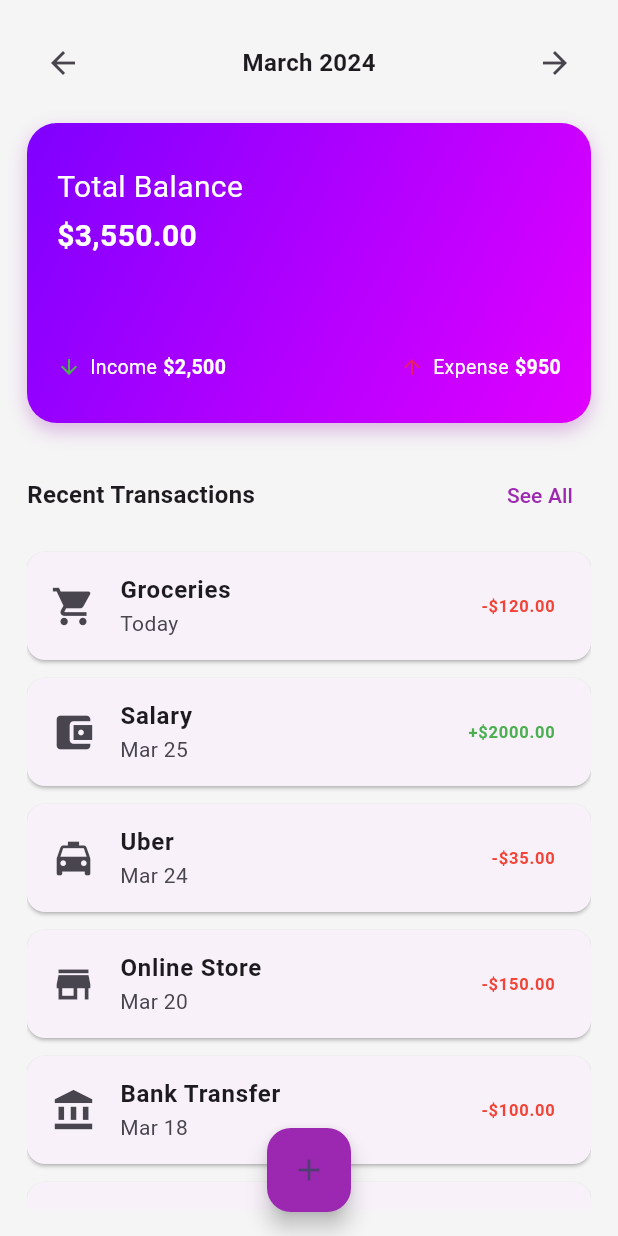
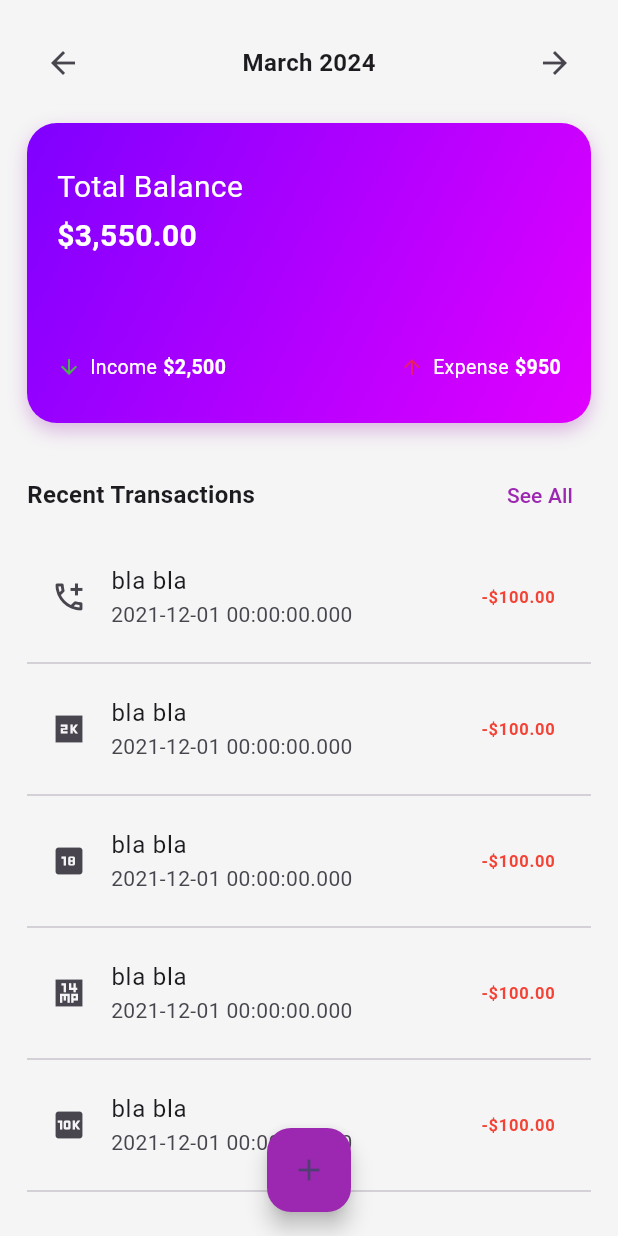
Before and after one commit to Methminpulsara/money-managment, a Flutter app: the DashboardScreen screen opened directly, on a phone screen of 412 x 824 dp. Run offline on Flutter 3.47's test engine with Material 3 defaults, Android fonts, the phone set to English and light mode, and no system bars.

Commit message:
add routings on screens

```diff
--- /dev/null
+++ b/lib/data/model/transaction_model.dart
@@ -0,0 +1,17 @@
+import 'package:flutter/cupertino.dart';
+
+class TransactionModel {
+  final IconData iconName;
+  final String title;
+  final DateTime date;
+  final double amount;
+  final bool isExpense;
+
+  TransactionModel({
+    required this.iconName,
+    required this.title,
+    required this.date,
+    required this.amount,
+    required this.isExpense,
+  });
+}
--- a/lib/screens/dashboard_screen.dart
+++ b/lib/screens/dashboard_screen.dart
@@ -1,12 +1,55 @@
-
 import 'package:flutter/material.dart';
+import 'package:untitled/data/model/transaction_model.dart';
+import 'package:untitled/widgets/transaction_widget.dart';
 
 class DashboardScreen extends StatefulWidget {
   const DashboardScreen({super.key});
 
-@override
-State<DashboardScreen> createState() => _DashboardScreenState();
+  @override
+  State<DashboardScreen> createState() => _DashboardScreenState();
 }
+
+final List<TransactionModel> trans = [
+  TransactionModel(
+    iconName: Icons.add_ic_call_outlined,
+    title: "bla bla",
+    date: DateTime.parse("2021-12-01"),
+    amount: 100.00,
+    isExpense: true,
+  ),
+  TransactionModel(
+    iconName: Icons.two_k_sharp,
+    title: "bla bla",
+    date: DateTime.parse("2021-12-01"),
+    amount: 100.00,
+    isExpense: true,
+  ),TransactionModel(
+    iconName: Icons.eighteen_up_rating,
+    title: "bla bla",
+    date: DateTime.parse("2021-12-01"),
+    amount: 100.00,
+    isExpense: true,
+  ),TransactionModel(
+    iconName: Icons.fourteen_mp_sharp,
+    title: "bla bla",
+    date: DateTime.parse("2021-12-01"),
+    amount: 100.00,
+    isExpense: true,
+  ),
+  TransactionModel(
+    iconName: Icons.ten_k,
+    title: "bla bla",
+    date: DateTime.parse("2021-12-01"),
+    amount: 100.00,
+    isExpense: true,
+  ),TransactionModel(
+    iconName: Icons.twenty_mp_rounded,
+    title: "bla bla",
+    date: DateTime.parse("2021-12-01"),
+    amount: 100.00,
+    isExpense: true,
+  ),
+];
 
 
 class _DashboardScreenState extends State<DashboardScreen> {
@@ -145,7 +188,10 @@ class _DashboardScreenState extends State<DashboardScreen> {
                         fontSize: 16, fontWeight: FontWeight.bold),
                   ),
                   TextButton(
-                    onPressed: () {},
+                    onPressed: () {
+                      // Added routing here
+                      Navigator.pushNamed(context, '/profile');
+                    },
                     child: const Text(
                       'See All',
                       style: TextStyle(color: Colors.purple),
@@ -158,54 +204,17 @@ class _DashboardScreenState extends State<DashboardScreen> {
 
               // Transactions List ->
               Expanded(
-                 child: ListView(  //-> can scroll now -> using ListView
-                  children: [
-                    transactionItem(
-                        icon: Icons.shopping_cart,
-                        title: 'Groceries',
-                        date: 'Today',
-                        amount: -120),
-                    transactionItem(
-                        icon: Icons.account_balance_wallet,
-                        title: 'Salary',
-                        date: 'Mar 25',
-                        amount: 2000),
-                    transactionItem(
-                        icon: Icons.local_taxi,
-                        title: 'Uber',
-                        date: 'Mar 24',
-                        amount: -35),
-                    transactionItem(
-                        icon: Icons.store,
-                        title: 'Online Store',
-                        date: 'Mar 20',
-                        amount: -150),
-                    transactionItem(
-                        icon: Icons.account_balance,
-                        title: 'Bank Transfer',
-                        date: 'Mar 18',
-                        amount: -100),
-                    transactionItem(
-                        icon: Icons.account_balance_wallet,
-                        title: 'Salary',
-                        date: 'Mar 25',
-                        amount: 2000),
-                    transactionItem(
-                        icon: Icons.store,
-                        title: 'Online Store',
-                        date: 'Mar 20',
-                        amount: -150),
-                    transactionItem(
-                        icon: Icons.account_balance,
-                        title: 'Bank Transfer',
-                        date: 'Mar 18',
-                        amount: -100),
-                    transactionItem(
-                        icon: Icons.account_balance_wallet,
-                        title: 'Salary',
-                        date: 'Mar 25',
-                        amount: 2000),
-                  ],
+                child: ListView.separated(  //-> can scroll now -> using ListView
+                    itemCount: trans.length,
+                    itemBuilder:(context,index) {
+                      return TransactionWidget(transacton: trans[index]);
+
+                    },
+                    separatorBuilder: (context,index) {
+                      return Divider(thickness: 1,);
+                    }
+
+
                 ),
               ),
             ],
@@ -214,31 +223,36 @@ class _DashboardScreenState extends State<DashboardScreen> {
       ),
       floatingActionButton: FloatingActionButton(
         backgroundColor: Colors.purple,
-        onPressed: () {},
+        onPressed: () {
+          // Added routing here
+          Navigator.pushNamed(context, '/add_transaction');
+        },
         child: const Icon(Icons.add),
       ),
       floatingActionButtonLocation: FloatingActionButtonLocation.centerFloat,
     );
+
+
   }
 
-  Widget transactionItem(
-      {required IconData icon,
-        required String title,
-        required String date,
-        required double amount}) {
-    return Card(
-      margin: const EdgeInsets.symmetric(vertical: 6),
-      child: ListTile(
-        leading: Icon(icon, size: 30),
-        title: Text(title, style: const TextStyle(fontWeight: FontWeight.bold)),
-        subtitle: Text(date),
-        trailing: Text(
-          '${amount >= 0 ? '+' : '-'}\$${amount.abs().toStringAsFixed(2)}',
-          style: TextStyle(
-              color: amount >= 0 ? Colors.green : Colors.red,
-              fontWeight: FontWeight.bold),
-        ),
-      ),
-    );
-  }
+// Widget transactionItem(
+//     {required IconData icon,
+//       required String title,
+//       required String date,
+//       required double amount}) {
+//   return Card(
+//     margin: const EdgeInsets.symmetric(vertical: 6),
+//     child: ListTile(
+//       leading: Icon(icon, size: 20),
+//       title: Text(title, style: const TextStyle(fontWeight: FontWeight.bold)),
+//       subtitle: Text(date),
+//       trailing: Text(
+//         '${amount >= 0 ? '+' : '-'}\$${amount.abs().toStringAsFixed(2)}',
+//         style: TextStyle(
+//             color: amount >= 0 ? Colors.green : Colors.red,
+//             fontWeight: FontWeight.bold),
+//       ),
+//     ),
+//   );
+// }
 }
--- /dev/null
+++ b/lib/widgets/transaction_widget.dart
@@ -0,0 +1,25 @@
+import 'package:flutter/cupertino.dart';
+import 'package:flutter/material.dart';
+import 'package:untitled/data/model/transaction_model.dart';
+
+class TransactionWidget extends StatelessWidget{
+  const TransactionWidget({super.key,required this.transacton});
+
+  final TransactionModel transacton;
+
+  @override
+  Widget build(BuildContext context) {
+    return ListTile(
+      leading: Icon(transacton.iconName),
+      title: Text(transacton.title),
+      subtitle: Text(transacton.date.toString()),
+      trailing: Text(
+        '${transacton.isExpense ? '-' : '+'}\$${transacton.amount.toStringAsFixed(2)}',
+        style: TextStyle(
+          color: transacton.isExpense ? Colors.red : Colors.green,
+          fontWeight: FontWeight.bold,
+        ),
+      ),
+    );
+  }
+}
```
Also changed, not shown: lib/main.dart (+6 -1 lines), lib/screens/add_transaction_screen.dart (+12 -5 lines), lib/screens/profile_screen.dart (+183 -0 lines).
